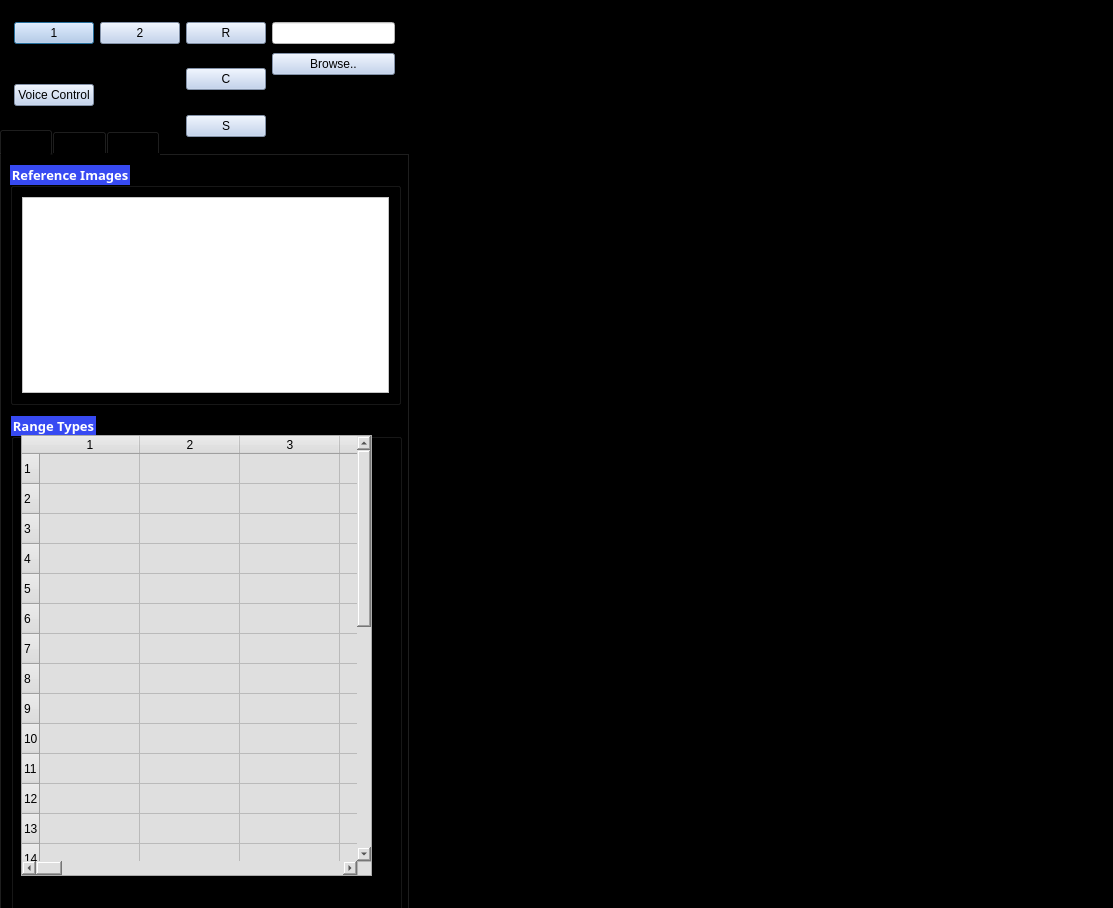
This is untitled.ui in cowarrior1/PyQT as Qt 5 draws it before an edit. The edited form follows.
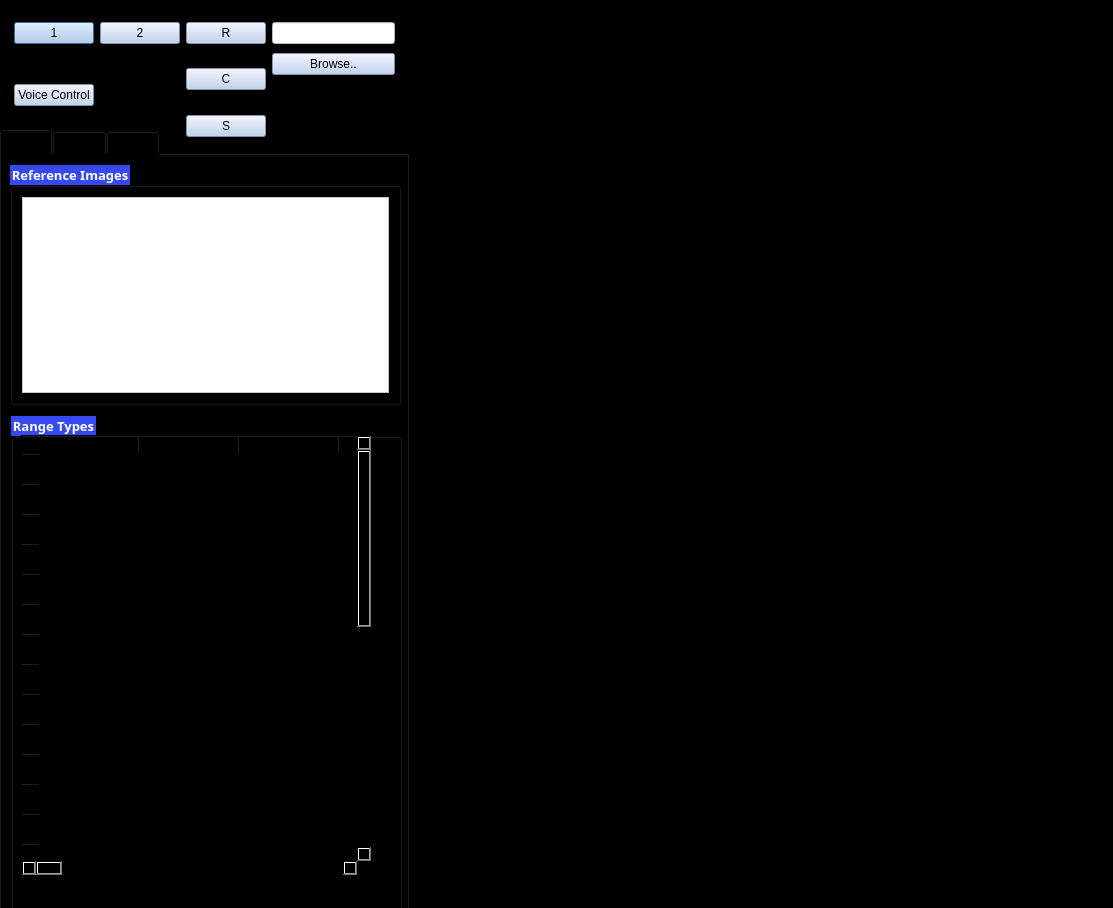
This is the edited form.

Patch:
```diff
--- a/untitled.ui
+++ b/untitled.ui
@@ -398,9 +398,6 @@
         <height>441</height>
        </rect>
       </property>
-      <property name="styleSheet">
-       <string notr="true">background-color: rgb(223, 223, 223);</string>
-      </property>
       <property name="rowCount">
        <number>29</number>
       </property>
```
Left out of the diff: 2 changed lines with no effect on the pictures.
